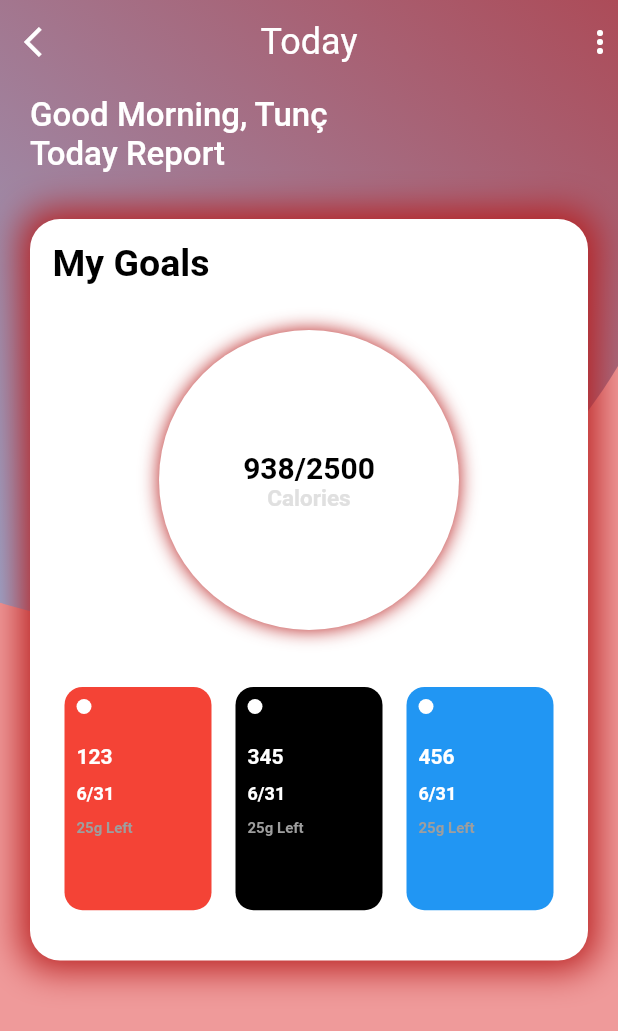
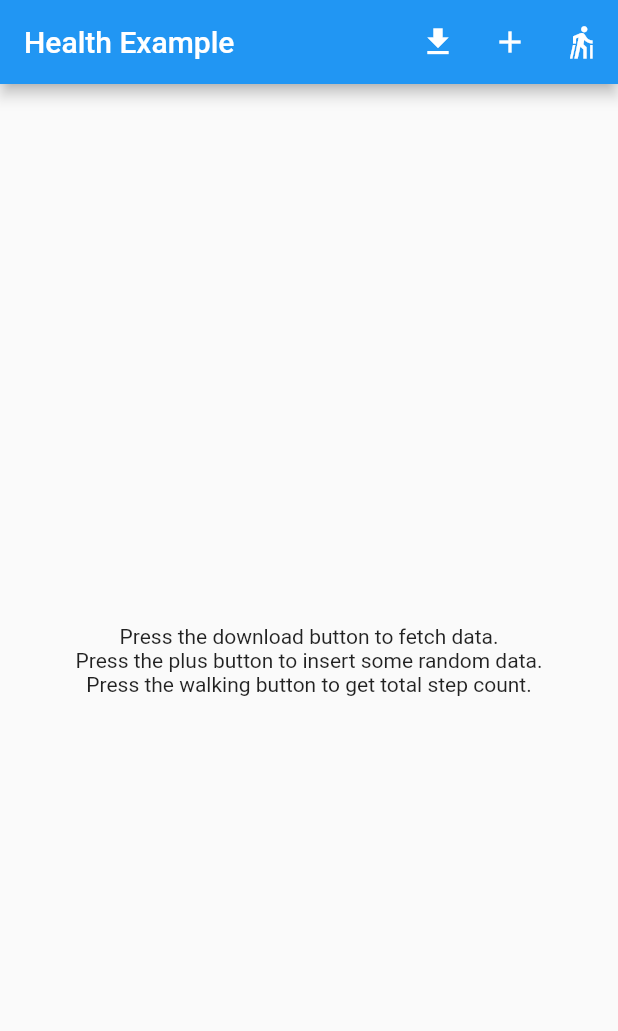
Before and after one commit to tunckankilic/ghealthold, a Flutter app: the screen it shows after launch, on a phone screen of 412 x 824 dp. Shown: the top 1031 px of the screen. Run offline on Flutter 3.47's test engine with Material 2 defaults, Android fonts, the phone set to English and light mode, and no system bars; our stand-ins replace permission_handler; missing offline and left inert: health.

Commit message:
will implement to design

```diff
--- /dev/null
+++ b/lib/api_test.dart
@@ -0,0 +1,367 @@
+import 'dart:async';
+import 'dart:io';
+import 'dart:math';
+
+import 'package:permission_handler/permission_handler.dart';
+
+import 'package:flutter/material.dart';
+import 'package:health/health.dart';
+
+class HealthApp extends StatefulWidget {
+  @override
+  _HealthAppState createState() => _HealthAppState();
+}
+
+enum AppState {
+  DATA_NOT_FETCHED,
+  FETCHING_DATA,
+  DATA_READY,
+  NO_DATA,
+  AUTH_NOT_GRANTED,
+  DATA_ADDED,
+  DATA_NOT_ADDED,
+  STEPS_READY,
+}
+
+class _HealthAppState extends State<HealthApp> {
+  List<HealthDataPoint> _healthDataList = [];
+  AppState _state = AppState.DATA_NOT_FETCHED;
+  int _nofSteps = 10;
+  double _mgdl = 10.0;
+
+  // create a HealthFactory for use in the app
+  HealthFactory health = HealthFactory();
+
+  /// Fetch data points from the health plugin and show them in the app.
+  Future fetchData() async {
+    setState(() => _state = AppState.FETCHING_DATA);
+
+    // define the types to get
+    final types = [
+      HealthDataType.STEPS,
+      HealthDataType.WEIGHT,
+      HealthDataType.HEIGHT,
+      HealthDataType.BLOOD_GLUCOSE,
+      HealthDataType.WORKOUT,
+      // Uncomment these lines on iOS - only available on iOS
+      // HealthDataType.AUDIOGRAM
+    ];
+
+    // with coresponsing permissions
+    final permissions = [
+      HealthDataAccess.READ,
+      HealthDataAccess.READ,
+      HealthDataAccess.READ,
+      HealthDataAccess.READ,
+      HealthDataAccess.READ,
+      // HealthDataAccess.READ,
+    ];
+
+    // get data within the last 24 hours
+    final now = DateTime.now();
+    final yesterday = now.subtract(Duration(days: 5));
+    // requesting access to the data types before reading them
+    // note that strictly speaking, the [permissions] are not
+    // needed, since we only want READ access.
+    bool requested =
+        await health.requestAuthorization(types, permissions: permissions);
+    print('requested: $requested');
+
+    // If we are trying to read Step Count, Workout, Sleep or other data that requires
+    // the ACTIVITY_RECOGNITION permission, we need to request the permission first.
+    // This requires a special request authorization call.
+    //
+    // The location permission is requested for Workouts using the Distance information.
+    await Permission.activityRecognition.request();
+    await Permission.location.request();
+
+    if (requested) {
+      try {
+        // fetch health data
+        List<HealthDataPoint> healthData =
+            await health.getHealthDataFromTypes(yesterday, now, types);
+        // save all the new data points (only the first 100)
+        _healthDataList.addAll((healthData.length < 100)
+            ? healthData
+            : healthData.sublist(0, 100));
+      } catch (error) {
+        print("Exception in getHealthDataFromTypes: $error");
+      }
+
+      // filter out duplicates
+      _healthDataList = HealthFactory.removeDuplicates(_healthDataList);
+
+      // print the results
+      _healthDataList.forEach((x) => print(x));
+
+      // update the UI to display the results
+      setState(() {
+        _state =
+            _healthDataList.isEmpty ? AppState.NO_DATA : AppState.DATA_READY;
+      });
+    } else {
+      print("Authorization not granted");
+      setState(() => _state = AppState.DATA_NOT_FETCHED);
+    }
+  }
+
+  /// Add some random health data.
+  Future addData() async {
+    final now = DateTime.now();
+    final earlier = now.subtract(Duration(minutes: 20));
+
+    final types = [
+      HealthDataType.STEPS,
+      HealthDataType.HEIGHT,
+      HealthDataType.BLOOD_GLUCOSE,
+      HealthDataType.WORKOUT, // Requires Google Fit on Android
+      // Uncomment these lines on iOS - only available on iOS
+      // HealthDataType.AUDIOGRAM,
+    ];
+    final rights = [
+      HealthDataAccess.WRITE,
+      HealthDataAccess.WRITE,
+      HealthDataAccess.WRITE,
+      HealthDataAccess.WRITE,
+      // HealthDataAccess.WRITE
+    ];
+    final permissions = [
+      HealthDataAccess.READ_WRITE,
+      HealthDataAccess.READ_WRITE,
+      HealthDataAccess.READ_WRITE,
+      HealthDataAccess.READ_WRITE,
+      // HealthDataAccess.READ_WRITE,
+    ];
+    late bool perm;
+    bool? hasPermissions =
+        await HealthFactory.hasPermissions(types, permissions: rights);
+    if (hasPermissions == false) {
+      perm = await health.requestAuthorization(types, permissions: permissions);
+    }
+
+    // Store a count of steps taken
+    _nofSteps = Random().nextInt(10);
+    bool success = await health.writeHealthData(
+        _nofSteps.toDouble(), HealthDataType.STEPS, earlier, now);
+
+    // Store a height
+    success &=
+        await health.writeHealthData(1.93, HealthDataType.HEIGHT, earlier, now);
+
+    // Store a Blood Glucose measurement
+    _mgdl = Random().nextInt(10) * 1.0;
+    success &= await health.writeHealthData(
+        _mgdl, HealthDataType.BLOOD_GLUCOSE, now, now);
+
+    // Store a workout eg. running
+    success &= await health.writeWorkoutData(
+      HealthWorkoutActivityType.RUNNING, earlier, now,
+      // The following are optional parameters
+      // and the UNITS are functional on iOS ONLY!
+      totalEnergyBurned: 230,
+      totalEnergyBurnedUnit: HealthDataUnit.KILOCALORIE,
+      totalDistance: 1234,
+      totalDistanceUnit: HealthDataUnit.FOOT,
+    );
+
+    // Store an Audiogram
+    // Uncomment these on iOS - only available on iOS
+    // const frequencies = [125.0, 500.0, 1000.0, 2000.0, 4000.0, 8000.0];
+    // const leftEarSensitivities = [49.0, 54.0, 89.0, 52.0, 77.0, 35.0];
+    // const rightEarSensitivities = [76.0, 66.0, 90.0, 22.0, 85.0, 44.5];
+
+    // success &= await health.writeAudiogram(
+    //   frequencies,
+    //   leftEarSensitivities,
+    //   rightEarSensitivities,
+    //   now,
+    //   now,
+    //   metadata: {
+    //     "HKExternalUUID": "uniqueID",
+    //     "HKDeviceName": "bluetooth headphone",
+    //   },
+    // );
+
+    setState(() {
+      _state = success ? AppState.DATA_ADDED : AppState.DATA_NOT_ADDED;
+    });
+  }
+
+  /// Fetch steps from the health plugin and show them in the app.
+  Future fetchStepData() async {
+    int? steps;
+
+    // get steps for today (i.e., since midnight)
+    final now = DateTime.now();
+    final midnight = DateTime(now.year, now.month, now.day);
+
+    bool requested = await health.requestAuthorization([HealthDataType.STEPS]);
+
+    if (requested) {
+      try {
+        steps = await health.getTotalStepsInInterval(midnight, now);
+      } catch (error) {
+        print("Caught exception in getTotalStepsInInterval: $error");
+      }
+
+      print('Total number of steps: $steps');
+
+      setState(() {
+        _nofSteps = (steps == null) ? 0 : steps;
+        _state = (steps == null) ? AppState.NO_DATA : AppState.STEPS_READY;
+      });
+    } else {
+      print("Authorization not granted - error in authorization");
+      setState(() => _state = AppState.DATA_NOT_FETCHED);
+    }
+  }
+
+  Widget _contentFetchingData() {
+    return Column(
+      mainAxisAlignment: MainAxisAlignment.center,
+      children: <Widget>[
+        Container(
+            padding: EdgeInsets.all(20),
+            child: CircularProgressIndicator(
+              strokeWidth: 10,
+            )),
+        Text('Fetching data...')
+      ],
+    );
+  }
+
+  Widget _contentDataReady() {
+    return ListView.builder(
+        itemCount: _healthDataList.length,
+        itemBuilder: (_, index) {
+          HealthDataPoint p = _healthDataList[index];
+          if (p.value is AudiogramHealthValue) {
+            return ListTile(
+              title: Text("${p.typeString}: ${p.value}"),
+              trailing: Text('${p.unitString}'),
+              subtitle: Text('${p.dateFrom} - ${p.dateTo}'),
+            );
+          }
+          if (p.value is WorkoutHealthValue) {
+            return ListTile(
+              title: Text(
+                  "${p.typeString}: ${(p.value as WorkoutHealthValue).totalEnergyBurned} ${(p.value as WorkoutHealthValue).totalEnergyBurnedUnit?.typeToString()}"),
+              trailing: Text(
+                  '${(p.value as WorkoutHealthValue).workoutActivityType.typeToString()}'),
+              subtitle: Text('${p.dateFrom} - ${p.dateTo}'),
+            );
+          }
+          return ListTile(
+            title: Text("${p.typeString}: ${p.value}"),
+            trailing: Text('${p.unitString}'),
+            subtitle: Text('${p.dateFrom} - ${p.dateTo}'),
+          );
+        });
+  }
+
+  Widget _contentNoData() {
+    return Text('No Data to show');
+  }
+
+  Widget _contentNotFetched() {
+    return Column(
+      children: [
+        Text('Press the download button to fetch data.'),
+        Text('Press the plus button to insert some random data.'),
+        Text('Press the walking button to get total step count.'),
+      ],
+      mainAxisAlignment: MainAxisAlignment.center,
+    );
+  }
+
+  Widget _authorizationNotGranted() {
+    return Text('Authorization not given. '
+        'For Android please check your OAUTH2 client ID is correct in Google Developer Console. '
+        'For iOS check your permissions in Apple Health.');
+  }
+
+  Widget _dataAdded() {
+    return Text('Data points inserted successfully!');
+  }
+
+  Widget _stepsFetched() {
+    return Text('Total number of steps: $_nofSteps');
+  }
+
+  Widget _dataNotAdded() {
+    return Text('Failed to add data');
+  }
+
+  Widget _content() {
+    if (_state == AppState.DATA_READY)
+      return _contentDataReady();
+    else if (_state == AppState.NO_DATA)
+      return _contentNoData();
+    else if (_state == AppState.FETCHING_DATA)
+      return _contentFetchingData();
+    else if (_state == AppState.AUTH_NOT_GRANTED)
+      return _authorizationNotGranted();
+    else if (_state == AppState.DATA_ADDED)
+      return _dataAdded();
+    else if (_state == AppState.STEPS_READY)
+      return _stepsFetched();
+    else if (_state == AppState.DATA_NOT_ADDED) return _dataNotAdded();
+
+    return _contentNotFetched();
+  }
+
+  void getPermissions() async {
+    if (Platform.isAndroid) {
+      final permissionStatus = Permission.activityRecognition.request();
+      if (await permissionStatus.isDenied ||
+          await permissionStatus.isPermanentlyDenied) {
+        ScaffoldMessenger.of(context).showSnackBar(
+          SnackBar(
+            content: Text(
+                "activityRecognition permission required to fetch your steps count"),
+          ),
+        );
+        return;
+      }
+    }
+  }
+
+  @override
+  void initState() {
+    getPermissions();
+    super.initState();
+  }
+
+  @override
+  Widget build(BuildContext context) {
+    return MaterialApp(
+      home: Scaffold(
+          appBar: AppBar(
+            title: const Text('Health Example'),
+            actions: <Widget>[
+              IconButton(
+                icon: Icon(Icons.file_download),
+                onPressed: () {
+                  fetchData();
+                },
+              ),
+              IconButton(
+                onPressed: () {
+                  addData();
+                },
+                icon: Icon(Icons.add),
+              ),
+              IconButton(
+                onPressed: () {
+                  fetchStepData();
+                },
+                icon: Icon(Icons.nordic_walking),
+              )
+            ],
+          ),
+          body: Center(
+            child: _content(),
+          )),
+    );
+  }
+}
--- a/lib/main.dart
+++ b/lib/main.dart
@@ -1,4 +1,5 @@
 import 'package:flutter/material.dart';
+import 'package:ghealth/api_test.dart';
 import 'package:ghealth/monitor_dashboard_screen.dart';
 
 void main() => runApp( MyApp());
@@ -9,7 +10,7 @@ class MyApp extends StatelessWidget {
   Widget build(BuildContext context) {
     return MaterialApp(
       title: 'Material App',
-      home: MonitorDashboard()
+      home: HealthApp()
     );
   }
 }
```
Also changed, not shown: pubspec.yaml (+5 -12 lines), pubspec.lock, 6 other files.
